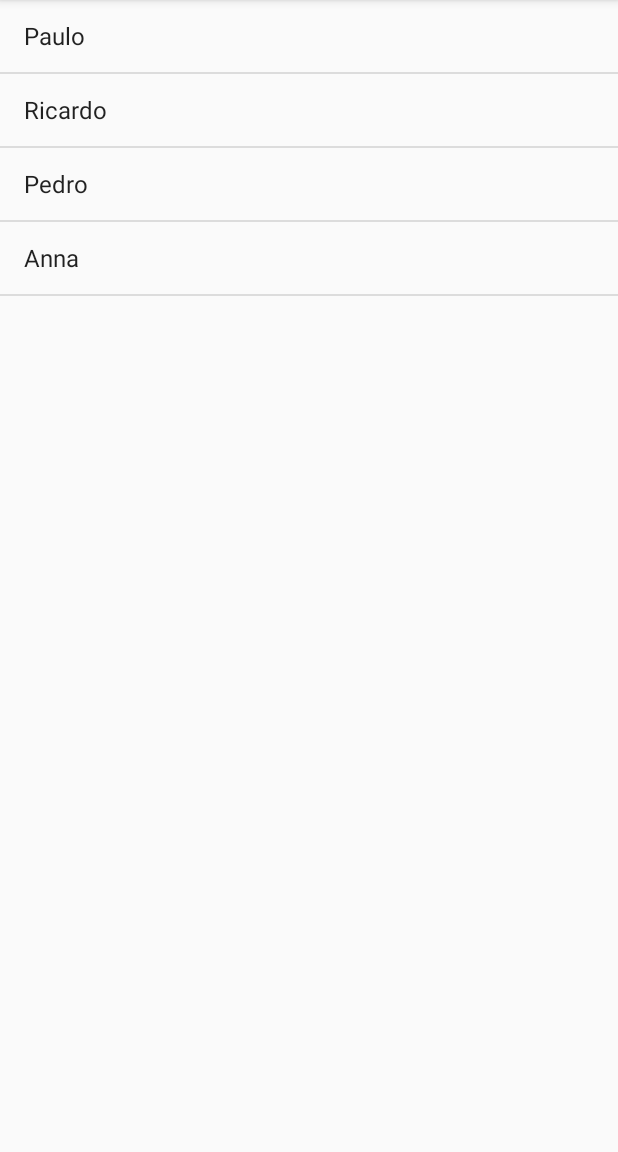
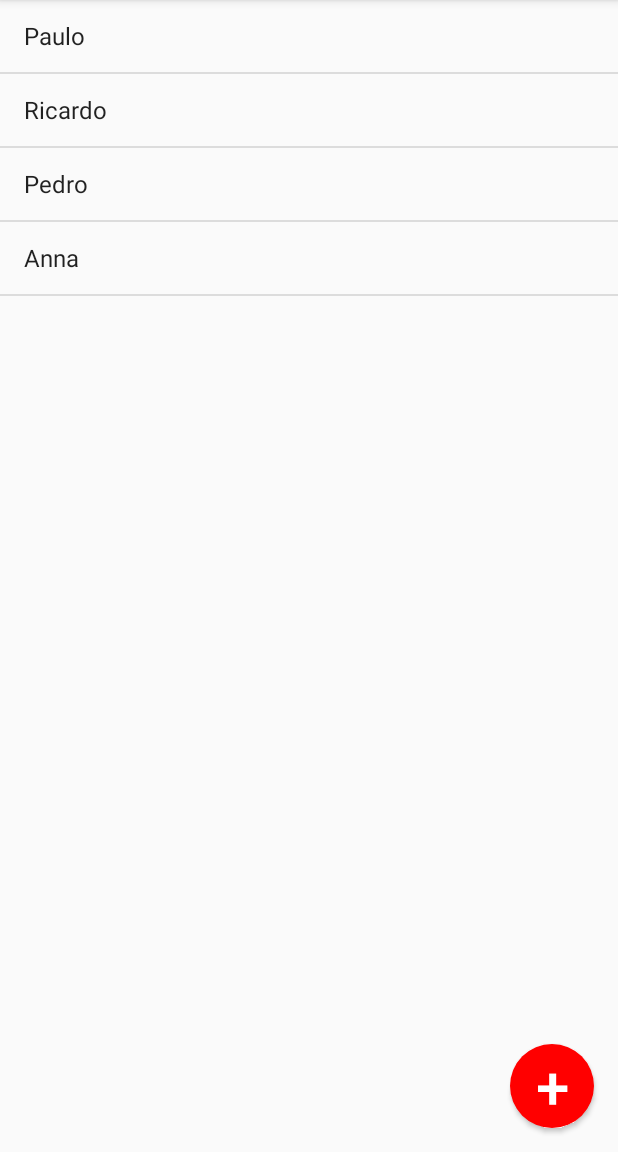
Before and after one commit to pstwh/app-dev, an Android app: the screen it shows after launch (ContactsActivity), on a phone screen of 412 x 824 dp, the part 84-1236 px from its top. Run offline under Robolectric (Android 15) with nearby library versions, the phone set to English and light mode, and no system bars.

Commit message:
android - contacts - create form

```diff
--- a/android-dev/contacts/app/build.gradle
+++ b/android-dev/contacts/app/build.gradle
@@ -22,6 +22,7 @@ dependencies {
     implementation fileTree(dir: 'libs', include: ['*.jar'])
     implementation 'com.android.support:appcompat-v7:26.1.0'
     implementation 'com.android.support.constraint:constraint-layout:1.0.2'
+    implementation 'com.android.support:design:26.1.0'
     testImplementation 'junit:junit:4.12'
     androidTestImplementation 'com.android.support.test:runner:1.0.1'
     androidTestImplementation 'com.android.support.test.espresso:espresso-core:3.0.1'
--- a/android-dev/contacts/app/src/main/AndroidManifest.xml
+++ b/android-dev/contacts/app/src/main/AndroidManifest.xml
@@ -16,6 +16,7 @@
                 <category android:name="android.intent.category.LAUNCHER" />
             </intent-filter>
         </activity>
+        <activity android:name=".ContactsCreateActivity"></activity>
     </application>
 
 </manifest>
--- a/android-dev/contacts/app/src/main/java/com/pstwh/contacts/ContactsActivity.java
+++ b/android-dev/contacts/app/src/main/java/com/pstwh/contacts/ContactsActivity.java
@@ -1,8 +1,11 @@
 package com.pstwh.contacts;
 
+import android.content.Intent;
 import android.support.v7.app.AppCompatActivity;
 import android.os.Bundle;
+import android.view.View;
 import android.widget.ArrayAdapter;
+import android.widget.Button;
 import android.widget.ListView;
 
 public class ContactsActivity extends AppCompatActivity {
@@ -10,7 +13,7 @@ public class ContactsActivity extends AppCompatActivity {
     @Override
     protected void onCreate(Bundle savedInstanceState) {
         super.onCreate(savedInstanceState);
-        setContentView(R.layout.activity_contacts);
+        setContentView(R.layout.activity_contacts_index);
 
         String[] contacts = {"Paulo", "Ricardo", "Pedro", "Anna"};
         ArrayAdapter<String> adapter = new ArrayAdapter<String>(this, android.R.layout.simple_list_item_1, contacts);
@@ -18,5 +21,15 @@ public class ContactsActivity extends AppCompatActivity {
         ListView contactsView = (ListView) findViewById(R.id.contacts);
         contactsView.setAdapter(adapter);
 
+        Button createContact = (Button) findViewById(R.id.contacts_index_save);
+        createContact.setOnClickListener(new View.OnClickListener() {
+            @Override
+            public void onClick(View view) {
+                Intent intent = new Intent(ContactsActivity.this, ContactsCreateActivity.class);
+                startActivity(intent);
+            }
+        });
+
+
     }
 }
--- /dev/null
+++ b/android-dev/contacts/app/src/main/res/drawable/rounded_button_background.xml
@@ -0,0 +1,6 @@
+<?xml version="1.0" encoding="utf-8"?>
+<shape
+    xmlns:android="http://schemas.android.com/apk/res/android"
+    android:shape="oval">
+    <solid android:color="#ff0000"/>
+</shape>
--- a/android-dev/contacts/app/src/main/res/layout/activity_contacts.xml
+++ /dev/null
@@ -1,16 +0,0 @@
-<?xml version="1.0" encoding="utf-8"?>
-<LinearLayout xmlns:android="http://schemas.android.com/apk/res/android"
-    xmlns:app="http://schemas.android.com/apk/res-auto"
-    xmlns:tools="http://schemas.android.com/tools"
-    android:layout_width="match_parent"
-    android:layout_height="match_parent"
-    android:orientation="vertical"
-    tools:context="com.pstwh.contacts.ContactsActivity">
-
-    <ListView
-        android:id="@+id/contacts"
-        android:layout_width="match_parent"
-        android:layout_height="match_parent">
-    </ListView>
-
-</LinearLayout>
--- /dev/null
+++ b/android-dev/contacts/app/src/main/res/layout/activity_contacts_index.xml
@@ -0,0 +1,29 @@
+<?xml version="1.0" encoding="utf-8"?>
+<RelativeLayout xmlns:android="http://schemas.android.com/apk/res/android"
+    xmlns:app="http://schemas.android.com/apk/res-auto"
+    xmlns:tools="http://schemas.android.com/tools"
+    android:layout_width="match_parent"
+    android:layout_height="match_parent"
+    android:orientation="vertical"
+    tools:context="com.pstwh.contacts.ContactsActivity">
+
+    <ListView
+        android:id="@+id/contacts"
+        android:layout_width="match_parent"
+        android:layout_height="match_parent">
+    </ListView>
+
+    <Button
+        android:id="@+id/contacts_index_save"
+        android:layout_width="56dp"
+        android:layout_height="56dp"
+        android:layout_alignParentBottom="true"
+        android:layout_alignParentRight="true"
+        android:layout_marginBottom="16dp"
+        android:layout_marginRight="16dp"
+        android:text="+"
+        android:textSize="40sp"
+        android:textColor="#ffffff"
+        android:background="@drawable/rounded_button_background"/>
+
+</RelativeLayout>
--- /dev/null
+++ b/android-dev/contacts/app/src/main/res/values/dimens.xml
@@ -0,0 +1,3 @@
+<resources>
+    <dimen name="fab_margin">16dp</dimen>
+</resources>
--- a/android-dev/contacts/app/src/main/res/values/strings.xml
+++ b/android-dev/contacts/app/src/main/res/values/strings.xml
@@ -1,3 +1,4 @@
 <resources>
     <string name="app_name">Contacts</string>
+    <string name="title_activity_contact_create">ContactCreate</string>
 </resources>
```
Also changed, not shown: android-dev/contacts/app/src/main/java/com/pstwh/contacts/ContactsCreateActivity.java (added, +25 -0 lines), android-dev/contacts/app/src/main/res/layout/activity_contacts_create.xml (added, +51 -0 lines), android-dev/contacts/app/src/main/res/values/styles.xml (+9 -0 lines).
